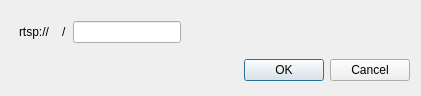
Qt form Qt/lib2/widgets/ptz_widget/src/ui/ptz_dialog.ui (RinatB2017/mega_GIT) before a commit.
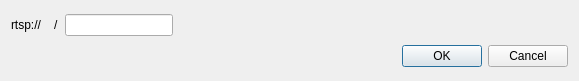
The same form after that commit. Custom widgets are drawn as their Qt base class.

Patch:
```diff
--- a/Qt/lib2/widgets/ptz_widget/src/ui/ptz_dialog.ui
+++ b/Qt/lib2/widgets/ptz_widget/src/ui/ptz_dialog.ui
@@ -6,8 +6,8 @@
    <rect>
     <x>0</x>
     <y>0</y>
-    <width>421</width>
-    <height>96</height>
+    <width>579</width>
+    <height>81</height>
    </rect>
   </property>
   <property name="windowTitle">
@@ -16,18 +16,6 @@
   <layout class="QVBoxLayout" name="verticalLayout">
    <item>
     <layout class="QHBoxLayout" name="horizontalLayout">
-     <property name="leftMargin">
-      <number>8</number>
-     </property>
-     <property name="topMargin">
-      <number>8</number>
-     </property>
-     <property name="rightMargin">
-      <number>8</number>
-     </property>
-     <property name="bottomMargin">
-      <number>8</number>
-     </property>
      <item>
       <widget class="QLabel" name="label_3">
        <property name="sizePolicy">
```
